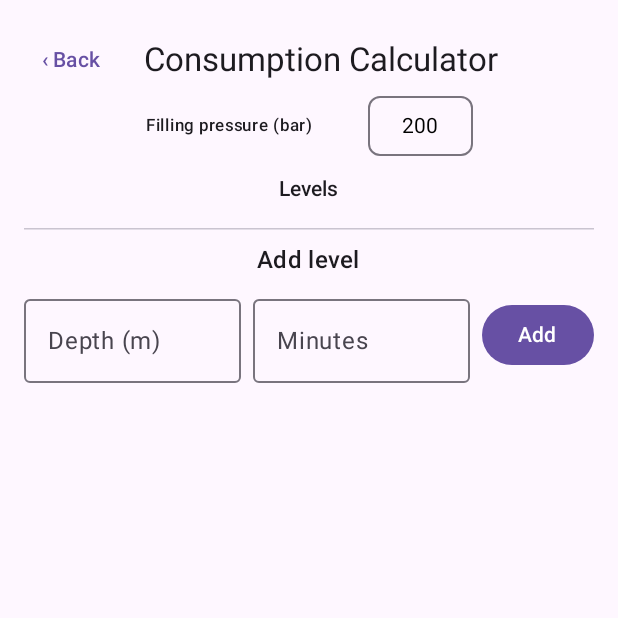
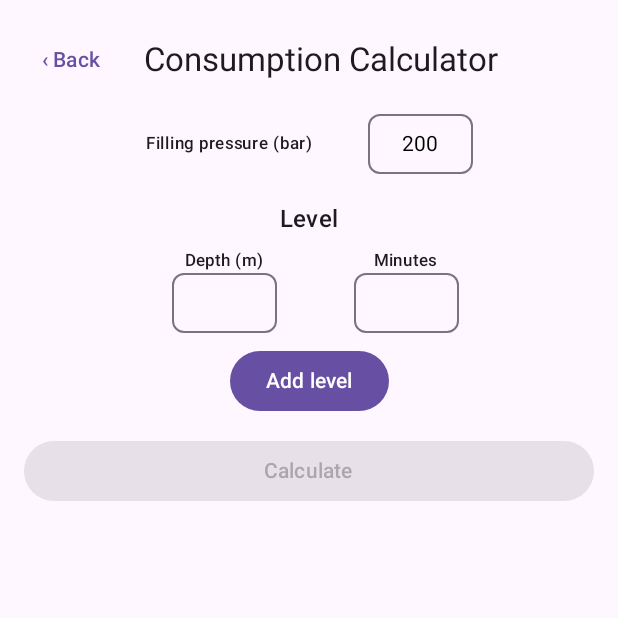
Before and after one commit to peer-crypto/peersTT, an Android app built with Jetpack Compose: the ConsumptionScreen screen opened through its navigation route, on a phone screen of 412 x 824 dp, the top half of it. Run offline under Robolectric (Android 15) with nearby library versions, the phone set to English and light mode, and no system bars.

Commit message:
Vor Domain

```diff
--- a/app/src/main/java/com/example/ptt/navigation/NavGraph.kt
+++ b/app/src/main/java/com/example/ptt/navigation/NavGraph.kt
@@ -5,6 +5,8 @@ import androidx.navigation.NavHostController
 import androidx.navigation.compose.NavHost
 import androidx.navigation.compose.composable
 import com.example.ptt.ui.screens.*
+import com.example.ptt.ui.screens.ConsumptionResultScreen
+
 
 sealed class Route(val path: String) {
     data object Home : Route("home")
@@ -14,6 +16,7 @@ sealed class Route(val path: String) {
     data object RockbottomDetails : Route("rockbottom_details")
 
     data object Consumption : Route("consumption")
+    data object ConsumptionResult : Route("consumption/result")
     data object Settings : Route("settings")
 }
 
@@ -60,8 +63,16 @@ fun AppNavGraph(nav: NavHostController) {
             )
         }
 
-        composable(Route.Settings.path) {
+        composable(Route.Consumption.path) {
             ConsumptionScreen(
+                onBack = { nav.popBackStack() },
+                onShowResult = { nav.navigate(Route.ConsumptionResult.path) }
+            )
+        }
+
+        composable(Route.ConsumptionResult.path) {
+            // Falls du den Result-Screen noch nicht hast, vorerst ein Platzhalter
+            ConsumptionResultScreen(
                 onBack = { nav.popBackStack() },
                 nav = nav
             )
--- a/app/src/main/java/com/example/ptt/ui/screens/ConsumptionScreen.kt
+++ b/app/src/main/java/com/example/ptt/ui/screens/ConsumptionScreen.kt
@@ -12,9 +12,6 @@ import androidx.compose.foundation.layout.height
 import androidx.compose.foundation.layout.navigationBarsPadding
 import androidx.compose.foundation.layout.padding
 import androidx.compose.foundation.layout.width
-import androidx.compose.foundation.lazy.LazyColumn
-import androidx.compose.foundation.lazy.itemsIndexed
-import androidx.compose.foundation.text.KeyboardOptions
 import androidx.compose.material3.*
 import androidx.compose.material3.Icon
 import androidx.compose.material.icons.Icons
@@ -26,7 +23,6 @@ import androidx.compose.runtime.remember
 import androidx.compose.runtime.setValue
 import androidx.compose.ui.Alignment
 import androidx.compose.ui.Modifier
-import androidx.compose.ui.text.input.KeyboardType
 import androidx.compose.ui.unit.dp
 import androidx.lifecycle.viewmodel.compose.viewModel
 import androidx.navigation.NavHostController
@@ -39,8 +35,7 @@ import com.example.ptt.ui.input.toDoubleOrNullDe
 fun ConsumptionScreen(
 
     onBack: () -> Unit,
-    //onShowResult: () -> Unit,
-    nav: NavHostController
+    onShowResult: () -> Unit,
 ) {
     val activity = LocalActivity.current as ComponentActivity
     val vm: ConsumptionViewModel = viewModel(activity)
@@ -51,15 +46,14 @@ fun ConsumptionScreen(
     val isError = reject is ConsumptionViewModel.Fit.Rejected
 
 
-    // Lokaler UI-State NUR für die Add-Zeile
-
     Column(
         modifier = Modifier
             .fillMaxSize()
             .padding(16.dp)
-            .navigationBarsPadding(),
+            .navigationBarsPadding(), // Inhalt kollidiert nicht mit Systemleiste
         verticalArrangement = Arrangement.Top,
         horizontalAlignment = Alignment.CenterHorizontally
+
     ) {
         // Header
         Row(
@@ -72,99 +66,180 @@ fun ConsumptionScreen(
             Spacer(Modifier.width(48.dp))
         }
 
+        Spacer(Modifier.height(12.dp))
+
         // Fülldruck
         Row(
             horizontalArrangement = Arrangement.spacedBy(8.dp),
             verticalAlignment = Alignment.CenterVertically
         ) {
-            Text("Filling pressure (bar)", style = MaterialTheme.typography.labelSmall, modifier = Modifier.width(140.dp))
+            Text(
+                "Filling pressure (bar)",
+                style = MaterialTheme.typography.labelSmall,
+                modifier = Modifier.width(140.dp)
+            )
             CompactNumberField(
                 value = vm.fillingPressureBar,
                 onValueChange = { vm.fillingPressureBar = it }
             )
         }
 
-        Spacer(Modifier.height(12.dp))
-        Text("Levels", style = MaterialTheme.typography.labelLarge)
-        Spacer(Modifier.height(8.dp))
+        Spacer(Modifier.height(18.dp))
 
-        // Liste: READ-ONLY + Delete
-        LazyColumn(
+        Text("Level", style = MaterialTheme.typography.titleMedium)
+
+
+//  Bereits hinzugefügte Stops
+        Column(
             verticalArrangement = Arrangement.spacedBy(8.dp),
-            modifier = Modifier
-                .fillMaxWidth()
-                .weight(1f, fill = false)
+            modifier = Modifier.fillMaxWidth()
         ) {
-            itemsIndexed(vm.levels) { i, lvl ->
+
+            vm.levels.forEachIndexed { i, lvl ->
+
                 Row(
+                    verticalAlignment = Alignment.CenterVertically,
+                    horizontalArrangement = Arrangement.spacedBy(8.dp),
                     modifier = Modifier.fillMaxWidth(),
-                    horizontalArrangement = Arrangement.SpaceBetween
+                )
+
+                {
+
+                    Spacer(Modifier.width(75.dp))
+
+                    // Depht Column
+                    Column(
+                        horizontalAlignment = Alignment.CenterHorizontally,
+                        modifier = Modifier.width(100.dp)
                     ) {
-                    Text("#${i + 1}  @ ${lvl.depthM} m • ${lvl.durationMin} min")
+                        Text(
+                            "Depth (m)",
+                            style = MaterialTheme.typography.labelSmall,
+                            color = if (isError) MaterialTheme.colorScheme.error else MaterialTheme.colorScheme.onSurface
+                        )
+
+                        CompactNumberField(
+                            value = lvl.depthM.toString(),
+                            onValueChange = {},
+                        )
+                    }
+
+                    // Minutes Column
+                    Column(
+                        horizontalAlignment = Alignment.CenterHorizontally,
+                        modifier = Modifier.width(100.dp)
+                    ) {
+                        Text(
+                            "Minutes",
+                            style = MaterialTheme.typography.labelSmall,
+                            color = if (isError) MaterialTheme.colorScheme.error else MaterialTheme.colorScheme.onSurface
+
+                        )
+                        CompactNumberField(
+                            value = lvl.durationMin.toString(),
+                            onValueChange = {},
+                        )
+                    }
                     IconButton(onClick = { vm.removeLevel(i) }) {
-                        Icon(Icons.Default.Delete, contentDescription = "Remove level")
+                        Icon(
+                            imageVector = Icons.Filled.Delete,
+                            contentDescription = "Remove stop"
+                        )
                     }
                 }
             }
         }
 
-        HorizontalDivider(
-            Modifier.padding(vertical = 8.dp),
-            DividerDefaults.Thickness,
-            DividerDefaults.color
+// 2) Eingabezeile
+        Spacer(Modifier.height(8.dp))
+        val isError = reject is ConsumptionViewModel.Fit.Rejected
+
+        Row(
+            modifier = Modifier.fillMaxWidth(),
+            verticalAlignment = Alignment.CenterVertically,
+            horizontalArrangement = Arrangement.spacedBy(8.dp)
+        ) {
+
+            Spacer(Modifier.width(75.dp))
+
+            // Depth column
+            Column(
+                horizontalAlignment = Alignment.CenterHorizontally,
+                modifier = Modifier.width(100.dp)
+            ) {
+                Text(
+                    "Depth (m)",
+                    style = MaterialTheme.typography.labelSmall,
+                    color = if (isError) MaterialTheme.colorScheme.error else MaterialTheme.colorScheme.onSurface
                 )
-
-        // ADD-ZEILE UNTER DER LISTE
-        Text("Add level", style = MaterialTheme.typography.titleMedium)
-        Spacer(Modifier.height(6.dp))
-        Row(
-            verticalAlignment = Alignment.CenterVertically,
-            horizontalArrangement = Arrangement.spacedBy(8.dp),
-            modifier = Modifier.fillMaxWidth()
-        ) {
-            OutlinedTextField(
+                CompactNumberField(
                     value = nextDepth,
                     onValueChange = { nextDepth = it; reject = null },
-                label = { Text("Depth (m)") },
-                modifier = Modifier.weight(1f),
-                isError = isError,
-                keyboardOptions = KeyboardOptions(keyboardType = KeyboardType.Number)
+                )
+            }
 
+            Spacer(Modifier.width(5.dp)) // Abstand zwischen Depth und Minutes
+
+            Column(
+                horizontalAlignment = Alignment.CenterHorizontally,
+                modifier = Modifier.width(100.dp)
+            ) {
+                Text(
+                    "Minutes",
+                    style = MaterialTheme.typography.labelSmall,
+                    color = if (isError) MaterialTheme.colorScheme.error else MaterialTheme.colorScheme.onSurface
                 )
-            OutlinedTextField(
+                CompactNumberField(
                     value = nextMinutes,
                     onValueChange = { nextMinutes = it; reject = null },
-                label = { Text("Minutes") },
-                modifier = Modifier.weight(1f),
-                isError = isError,
-                keyboardOptions = KeyboardOptions(keyboardType = KeyboardType.Number)
                 )
+            }
+        }
+// 3) Add-Button (unter der Eingabezeile)
+        Spacer(Modifier.height(8.dp))
         Button(
             enabled = vm.settingsSnapshot != null,
             onClick = {
                 val d = nextDepth.toDoubleOrNullDe()
                 val t = nextMinutes.toDoubleOrNullDe()
                 if (d == null || t == null) {
-                        reject = ConsumptionViewModel.Fit.Rejected  // <- nur Flag setzen
-                        return@Button
+                    reject = ConsumptionViewModel.Fit.Rejected; return@Button
                 }
                 when (vm.canAddAnotherLevel(d, t)) {
                     ConsumptionViewModel.Fit.Full -> {
                         vm.addLevel(d, t)
                         reject = null
-                            // optional: Felder leeren
-                            // nextDepth = ""; nextMinutes = ""
+                        nextDepth =
+                            ""      // neue leere Zeile „erscheint“ (gleiches Feld, nur geleert)
+                        nextMinutes = ""
                     }
-                        ConsumptionViewModel.Fit.Rejected -> {
-                            reject = ConsumptionViewModel.Fit.Rejected // Outline rot, kein Text
+
+                    ConsumptionViewModel.Fit.Rejected -> reject =
+                        ConsumptionViewModel.Fit.Rejected
                 }
             }
+        ) { Text("Add level") }
+
+// Calculate
+        Spacer(Modifier.height(12.dp))
+
+        Button(
+            enabled = vm.settingsSnapshot != null && vm.levels.isNotEmpty(),
+            modifier = Modifier.fillMaxWidth(),
+            onClick = {
+                val model = vm.buildConsumptionModelOrNull()
+                if (model != null) {
+                    vm.lastBuiltModel = model
+                    onShowResult()
+                } else {
+                    // Eingaben unvollständig/ungültig → nur optisch markieren
+                    reject = ConsumptionViewModel.Fit.Rejected
                 }
-            ) { Text("Add") }
             }
+        ) { Text("Calculate") }
 
 
-        Spacer(Modifier.height(8.dp))
-        // Optional: Calculate-Button etc. später
+
+
     }
 }
--- a/app/src/main/java/com/example/ptt/ui/screens/RockbottomScreen.kt
+++ b/app/src/main/java/com/example/ptt/ui/screens/RockbottomScreen.kt
@@ -115,7 +115,7 @@ fun RockbottomScreen(
 
                     Spacer(Modifier.width(75.dp))
 
-                    // Depth column
+                    // Depth colum
                     Column(
                         horizontalAlignment = Alignment.CenterHorizontally,
                         modifier = Modifier.width(100.dp)
--- a/app/src/main/java/com/example/ptt/viewmodel/ConsumptionViewModel.kt
+++ b/app/src/main/java/com/example/ptt/viewmodel/ConsumptionViewModel.kt
@@ -33,6 +33,14 @@ class ConsumptionViewModel : ViewModel() {   // erbt von ViewModel
 
     // Liste der Level als State
     val levels = mutableStateListOf<Level>()
+
+    // Hieraus wird ein ConsumptionModel erzeugt, dass durch den CalculateBottom berechnet wird
+    var lastBuiltModel by mutableStateOf<ConsumptionModel?>(null)
+
+
+    fun setLastBuilt(model: ConsumptionModel?) {
+        lastBuiltModel = model
+    }
 
     // Wird benötigt, um die Stringwerte zu Parsen
     fun buildConsumptionModelOrNull(): ConsumptionModel? {
@@ -180,5 +188,4 @@ class ConsumptionViewModel : ViewModel() {   // erbt von ViewModel
         return used
     }
 
-
 }
```
Also changed, not shown: app/src/main/java/com/example/ptt/ui/screens/ConsumptionResultScreen.kt (added, +8 -0 lines). Lines whose indentation alone changed are shown as unchanged.
